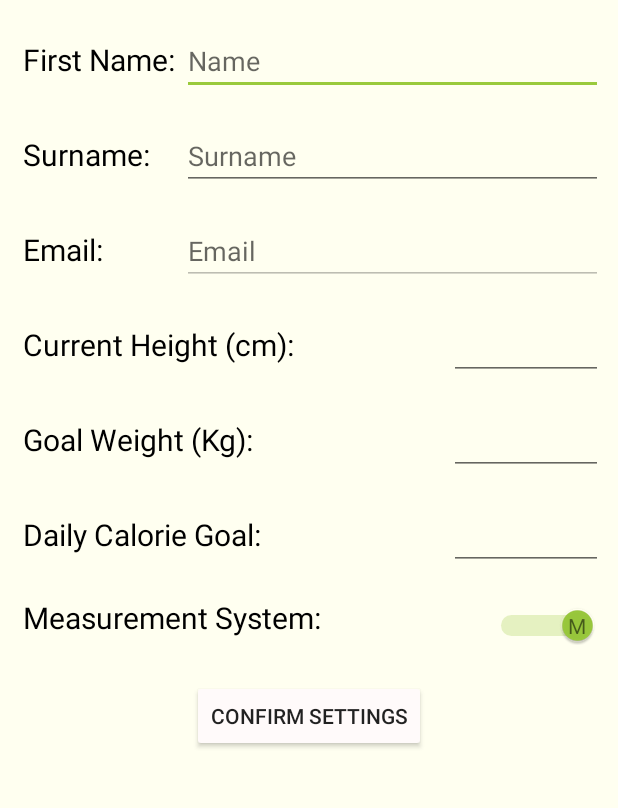
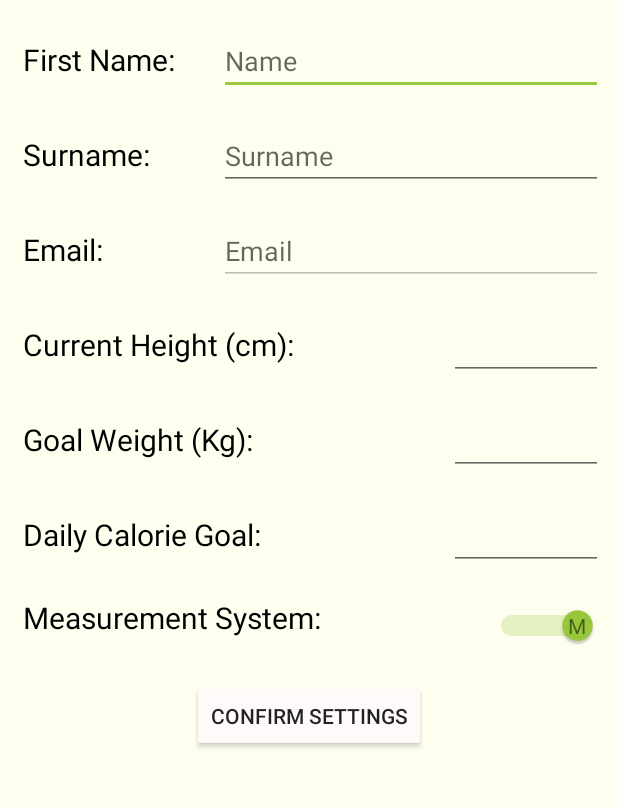
Before and after one commit to Pensalt/19010230_OPSC_POE, an Android app: the layout activity_settings.xml on its own in the app's theme, with its tools: preview values and no code run, on a phone screen of 412 x 824 dp, the part 285-1093 px from its top. Run offline under Robolectric (Android 15) with nearby library versions, the phone set to English and light mode, and no system bars.

```diff
--- a/app/src/main/java/com/simplyhealth/CaptureMeals.java
+++ b/app/src/main/java/com/simplyhealth/CaptureMeals.java
@@ -174,6 +174,7 @@ public class CaptureMeals extends AppCompatActivity {
     // The following code is adapted from
     // Available at:https://www.geeksforgeeks.org/android-how-to-request-permissions-in-android-application/
     // Author: Aman Neekhara
+    // as well as information covered by Sarina Till during OPSC7311 lectures
     private boolean handlePermissions() {
 
         int permissionWriteExternal = ContextCompat.checkSelfPermission(this, Manifest.permission.WRITE_EXTERNAL_STORAGE);
--- a/app/src/main/res/layout/activity_settings.xml
+++ b/app/src/main/res/layout/activity_settings.xml
@@ -35,7 +35,7 @@
 
         <LinearLayout
             android:layout_width="wrap_content"
-            android:layout_height="match_parent"
+            android:layout_height="wrap_content"
             android:orientation="horizontal">
 
             <Space
@@ -44,7 +44,7 @@
 
             <TextView
                 android:id="@+id/usersNameLabelTV_settings"
-                android:layout_width="125dp"
+                android:layout_width="150dp"
                 android:layout_height="wrap_content"
                 android:layout_weight="1"
                 android:clickable="false"
@@ -55,7 +55,7 @@
 
             <EditText
                 android:id="@+id/usersNameET_settings"
-                android:layout_width="300dp"
+                android:layout_width="275dp"
                 android:layout_height="wrap_content"
                 android:layout_weight="1"
                 android:ems="10"
@@ -79,7 +79,7 @@
 
             <TextView
                 android:id="@+id/usersSurnameLabelTV_settings"
-                android:layout_width="125dp"
+                android:layout_width="150dp"
                 android:layout_height="wrap_content"
                 android:layout_weight="1"
                 android:ems="10"
@@ -89,7 +89,7 @@
 
             <EditText
                 android:id="@+id/usersSurnameET_settings"
-                android:layout_width="300dp"
+                android:layout_width="275dp"
                 android:layout_height="wrap_content"
                 android:layout_weight="1"
                 android:ems="10"
@@ -113,7 +113,7 @@
 
             <TextView
                 android:id="@+id/usersEmailLabelTV_settings"
-                android:layout_width="125dp"
+                android:layout_width="150dp"
                 android:layout_height="wrap_content"
                 android:layout_weight="1"
                 android:ems="10"
@@ -123,7 +123,7 @@
 
             <EditText
                 android:id="@+id/userEmailET_settings"
-                android:layout_width="300dp"
+                android:layout_width="275dp"
                 android:layout_height="wrap_content"
                 android:layout_weight="1"
                 android:clickable="false"
--- a/app/src/main/res/values/styles.xml
+++ b/app/src/main/res/values/styles.xml
@@ -1,6 +1,6 @@
 <resources>
     <!-- Base application theme. -->
-    <style name="AppTheme" parent="Theme.AppCompat.Light.DarkActionBar">
+    <style name="AppTheme" parent="Theme.AppCompat.Light.NoActionBar">
         <!-- Customize your theme here. -->
         <item name="colorPrimary">@color/colorPrimary</item>
         <item name="colorPrimaryDark">@color/colorPrimaryDark</item>
--- /dev/null
+++ b/settings.gradle
@@ -0,0 +1,2 @@
+include ':app'
+rootProject.name = "SimplyHealth"
```
Also changed, not shown: app/src/main/java/com/simplyhealth/Log.java (+3 -5 lines), app/src/main/java/com/simplyhealth/RecordWeight.java (+26 -11 lines), app/src/main/java/com/simplyhealth/SettingsActivity.java (+10 -12 lines), app/src/main/java/com/simplyhealth/SignUp.java (+18 -12 lines), build.gradle (added, +28 -0 lines), gradle.properties (added, +19 -0 lines), app/src/main/res/drawable-v24/appicon.png (added), gradle/wrapper/gradle-wrapper.properties (added), 9 other files.
